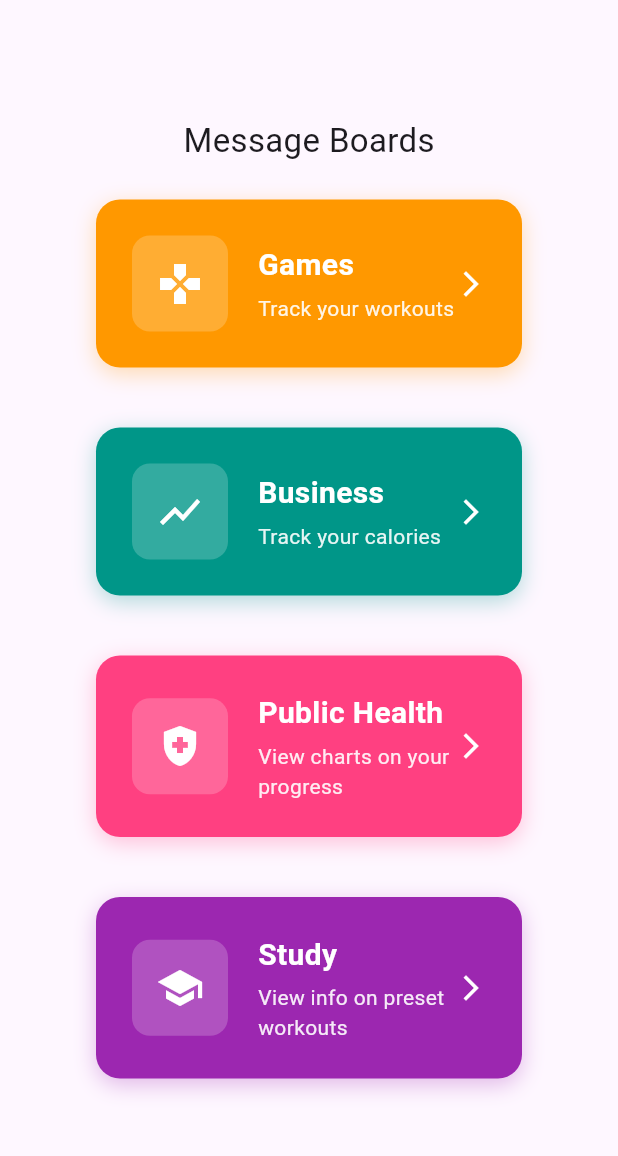
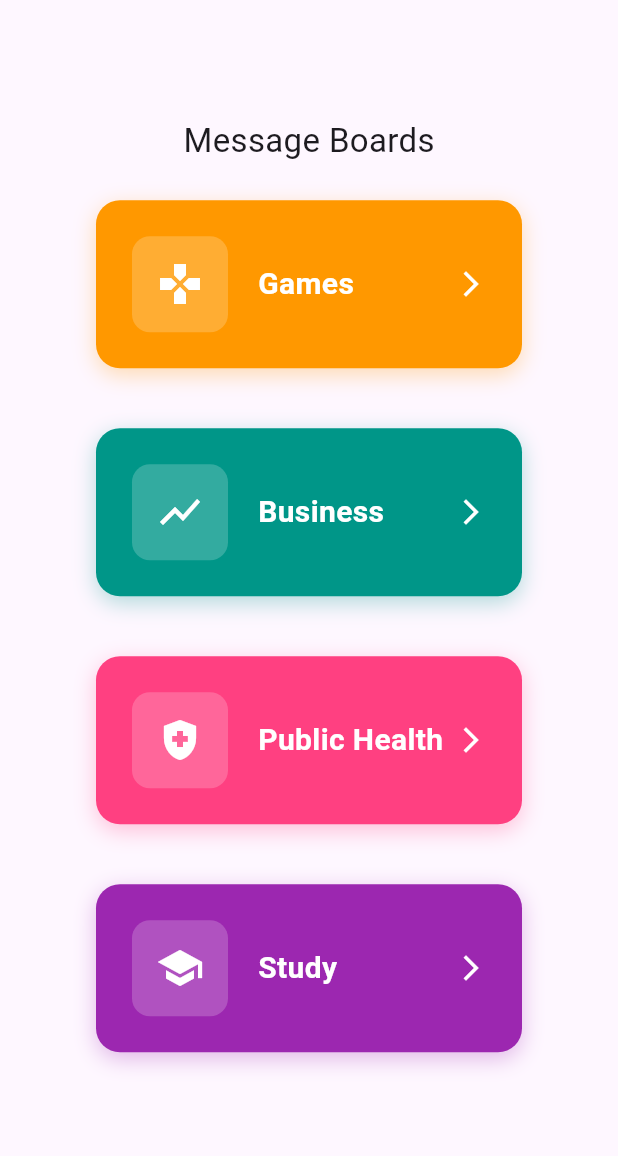
Before and after one commit to Nathan2055/csc4360-hw02-chatapp, a Flutter app: the MessageBoardsListing screen opened directly with empty values, on a phone screen of 412 x 824 dp, the part 63-1219 px from its top. Run offline on Flutter 3.47's test engine with Material 3 defaults, Android fonts, the phone set to English and light mode, and no system bars; our stand-ins replace cloud_firestore, firebase_auth, firebase_core; accounts and stored records are empty.

Commit message:
Update BoardCard to make subtitles optional

```diff
--- a/lib/screens/2-message_boards_listing/board_card.dart
+++ b/lib/screens/2-message_boards_listing/board_card.dart
@@ -12,7 +12,7 @@ class BoardCard extends StatelessWidget {
     super.key,
     required this.icon,
     required this.title,
-    required this.subtitle,
+    this.subtitle = '',
     required this.color,
     required this.targetScreen,
   });
@@ -66,14 +66,20 @@ class BoardCard extends StatelessWidget {
                                 fontWeight: FontWeight.bold,
                               ),
                             ),
-                            const SizedBox(height: 4),
-                            Text(
-                              subtitle,
-                              style: TextStyle(
-                                color: Colors.white.withValues(alpha: 0.9),
-                                fontSize: 14,
-                              ),
-                            ),
+                            subtitle != ''
+                                ? const SizedBox(height: 4)
+                                : Container(),
+                            subtitle != ''
+                                ? Text(
+                                    subtitle,
+                                    style: TextStyle(
+                                      color: Colors.white.withValues(
+                                        alpha: 0.9,
+                                      ),
+                                      fontSize: 14,
+                                    ),
+                                  )
+                                : Container(),
                           ],
                         ),
                       ),
--- a/lib/screens/2-message_boards_listing/message_boards_listing.dart
+++ b/lib/screens/2-message_boards_listing/message_boards_listing.dart
@@ -25,28 +25,24 @@ class _MessageBoardsListingState extends State<MessageBoardsListing> {
         BoardCard(
           icon: Icons.games,
           title: 'Games',
-          subtitle: 'Track your workouts',
           color: Colors.orange,
           targetScreen: Container(), // TODO: link out to board
         ),
         BoardCard(
           icon: Icons.show_chart,
           title: 'Business',
-          subtitle: 'Track your calories',
           color: Colors.teal,
           targetScreen: Container(), // TODO: link out to board
         ),
         BoardCard(
           icon: Icons.health_and_safety,
           title: 'Public Health',
-          subtitle: 'View charts on your progress',
           color: Colors.pinkAccent,
           targetScreen: Container(), // TODO: link out to board
         ),
         BoardCard(
           icon: Icons.school,
           title: 'Study',
-          subtitle: 'View info on preset workouts',
           color: Colors.purple,
           targetScreen: Container(), // TODO: link out to board
         ),
```
